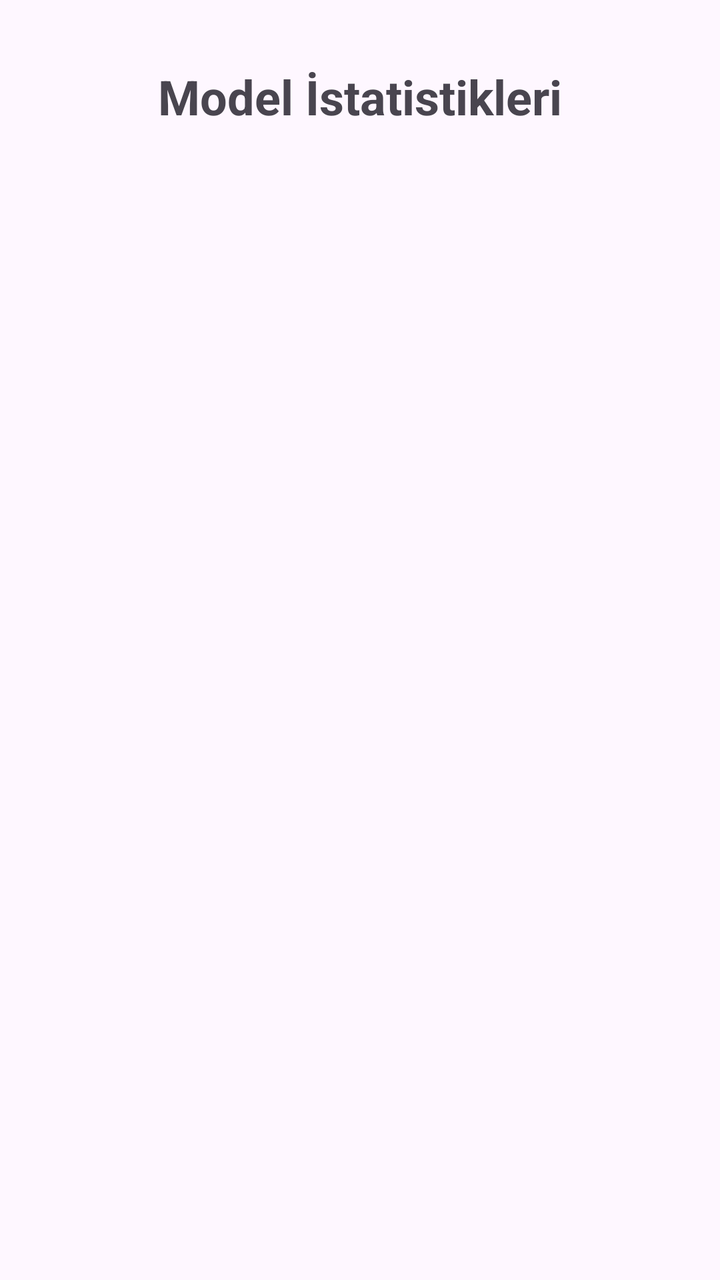
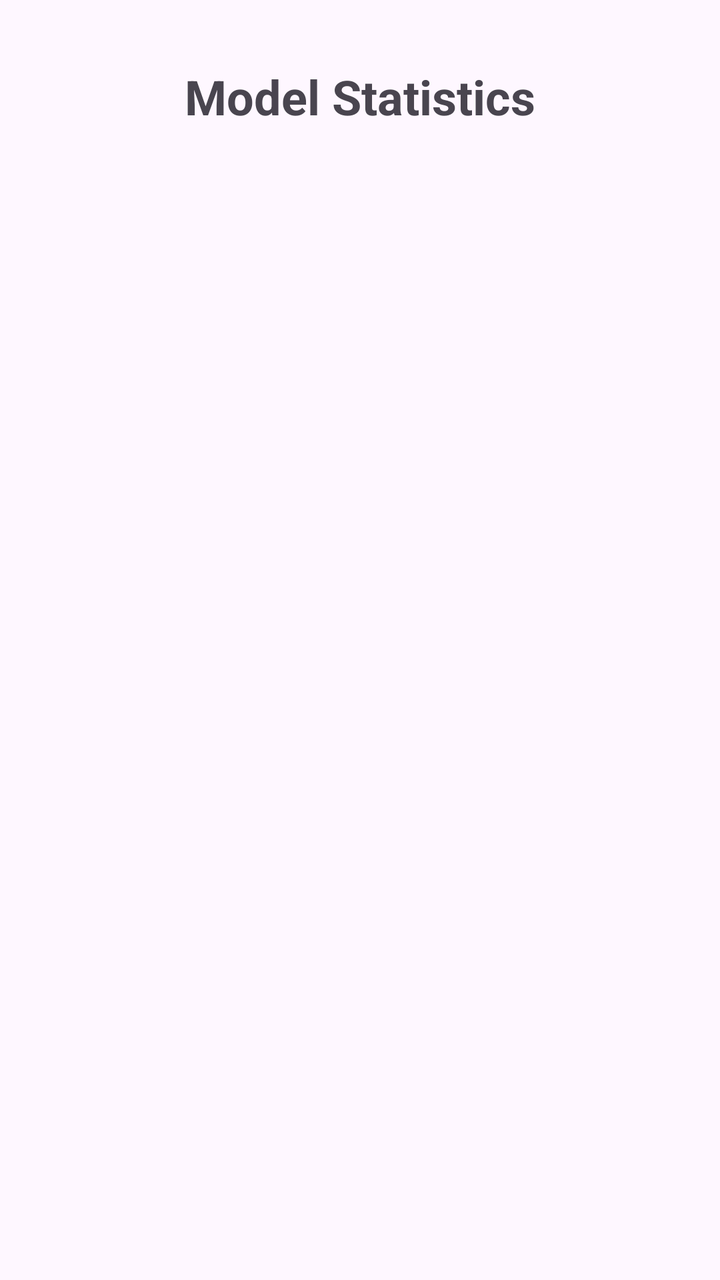

Compare the two renders of this Android layout. The source of the first and the diff that turns it into the second are given below.
<!-- AndroidManifest.xml: application theme Theme.PoseEstimationApp -->
<!-- res/layout/activity_stats.xml -->
<?xml version="1.0" encoding="utf-8"?>
<androidx.constraintlayout.widget.ConstraintLayout
    xmlns:android="http://schemas.android.com/apk/res/android"
    xmlns:app="http://schemas.android.com/apk/res-auto"
    android:id="@+id/statsMain"
    android:layout_width="match_parent"
    android:layout_height="match_parent"
    android:padding="16dp">

    <TextView
        android:id="@+id/statsTitle"
        android:layout_width="wrap_content"
        android:layout_height="wrap_content"
        android:text="Model İstatistikleri"
        android:textSize="24sp"
        android:textStyle="bold"
        android:layout_marginTop="16dp"

        app:layout_constraintTop_toTopOf="parent"
        app:layout_constraintStart_toStartOf="parent"
        app:layout_constraintEnd_toEndOf="parent"/>

    <ScrollView
        android:layout_width="0dp"
        android:layout_height="0dp"
        android:layout_marginTop="24dp"
        android:contentDescription="İstatistik listesi"

        app:layout_constraintTop_toBottomOf="@id/statsTitle"
        app:layout_constraintStart_toStartOf="parent"
        app:layout_constraintEnd_toEndOf="parent"
        app:layout_constraintBottom_toBottomOf="parent">

        <LinearLayout
            android:id="@+id/statsContainer"
            android:layout_width="match_parent"
            android:layout_height="wrap_content"
            android:orientation="vertical"/>

    </ScrollView>

</androidx.constraintlayout.widget.ConstraintLayout>
<!-- resources referenced by this layout -->
<resources>
  <style name="Theme.PoseEstimationApp" parent="Base.Theme.PoseEstimationApp" />
  <style name="Base.Theme.PoseEstimationApp" parent="Theme.Material3.DayNight.NoActionBar">
          
          
      </style>
</resources>

<!-- the commit's change to res/layout/activity_stats.xml (unified diff, before → after) -->
@@ -11,7 +11,7 @@
         android:id="@+id/statsTitle"
         android:layout_width="wrap_content"
         android:layout_height="wrap_content"
-        android:text="Model İstatistikleri"
+        android:text="Model Statistics"
         android:textSize="24sp"
         android:textStyle="bold"
         android:layout_marginTop="16dp"
